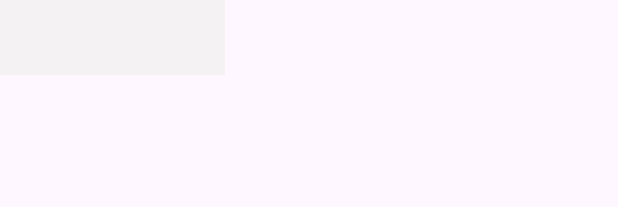
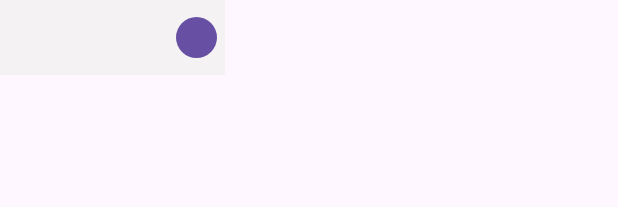
Before and after one commit to pamuditha-senanayake/MAD_3, an Android app: the layout time_item.xml on its own in the app's theme, with its tools: preview values and no code run, on a phone screen of 412 x 824 dp. Shown: the top 207 px of the screen. Run offline under Robolectric (Android 15) with nearby library versions, the phone set to English and light mode, and no system bars.

Commit message:
delete button added, and insert delete works fine

```diff
--- a/app/src/main/res/layout/time_item.xml
+++ b/app/src/main/res/layout/time_item.xml
@@ -2,10 +2,20 @@
 <androidx.constraintlayout.widget.ConstraintLayout
     xmlns:android="http://schemas.android.com/apk/res/android"
     xmlns:app="http://schemas.android.com/apk/res-auto"
+    xmlns:tools="http://schemas.android.com/tools"
     android:layout_width="150dp"
     android:layout_height="50dp"
     android:background="#F4F2F2"
     android:padding="5dp">
+
+    <Button
+        android:id="@+id/button"
+        android:layout_width="27dp"
+        android:layout_height="35dp"
+        android:textColorLink="#0E0101"
+        app:layout_constraintBottom_toBottomOf="parent"
+        app:layout_constraintEnd_toEndOf="parent"
+        app:layout_constraintTop_toTopOf="parent" />
 
     <TextView
         android:id="@+id/textViewTime"
@@ -13,7 +23,7 @@
         android:layout_height="wrap_content"
         android:text=""
         app:layout_constraintBottom_toBottomOf="parent"
-        app:layout_constraintEnd_toEndOf="parent"
+        app:layout_constraintEnd_toStartOf="@+id/button"
         app:layout_constraintStart_toStartOf="parent"
         app:layout_constraintTop_toTopOf="parent" />
 </androidx.constraintlayout.widget.ConstraintLayout>
```
Also changed, not shown: app/src/main/java/com/example/task/MainActivity.kt (+46 -25 lines).
